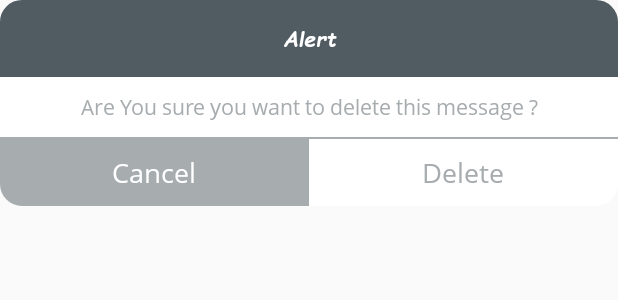
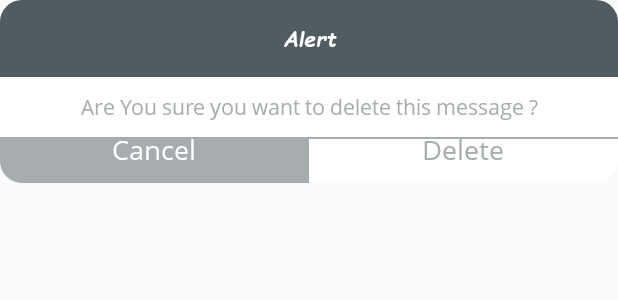
Before and after one commit to foravnish/Pinerria1, an Android app: the layout delete_alert.xml on its own in the app's theme, with its tools: preview values and no code run, on a phone screen of 412 x 824 dp. Shown: the top 300 px of the screen. Run offline under Robolectric (Android 15) with nearby library versions, the phone set to English and light mode, and no system bars; network calls fail.

Commit message:
Update_Home11

```diff
--- a/app/src/main/java/sweet/home/pinerria1/Utils/Api.java
+++ b/app/src/main/java/sweet/home/pinerria1/Utils/Api.java
@@ -22,7 +22,7 @@ public class Api {
     public static String Notification="http://35.184.93.23:3000/api/notification";
 //    public static String userroles="http://35.184.93.23:3000/api/userroles";
     public static String userroles="http://35.184.93.23:3000/api/users/userroles";
-    public static String DeleteMsg="http://35.184.93.23:3000/api/message";
+    public static String DeleteMsg="http://35.184.93.23:3000/api/message/";
     public static String SchoolManuals="http://35.184.93.23:3000/assets/pdf/SchoolManuals.pdf";
     public static String WeeklyPlan="http://35.184.93.23:3000/api/weekly-plan/getmonthandweekbydata/";
 
--- a/app/src/main/res/drawable/strock_del_down.xml
+++ b/app/src/main/res/drawable/strock_del_down.xml
@@ -9,7 +9,7 @@
         android:bottom="10dp"
         android:left="10dp"
         android:right="10dp"
-        android:top="10dp" />
+        android:top="25dp" />
     <corners
         android:bottomLeftRadius="14dp"
         android:bottomRightRadius="0dp"
--- a/app/src/main/res/drawable/strock_del_down2.xml
+++ b/app/src/main/res/drawable/strock_del_down2.xml
@@ -9,7 +9,7 @@
         android:bottom="10dp"
         android:left="10dp"
         android:right="10dp"
-        android:top="10dp" />
+        android:top="25dp" />
     <corners
         android:bottomLeftRadius="0dp"
         android:bottomRightRadius="14dp"
--- a/app/src/main/res/layout/delete_alert.xml
+++ b/app/src/main/res/layout/delete_alert.xml
@@ -44,6 +44,7 @@
         android:layout_width="match_parent"
         android:layout_height="1dp"
         android:paddingTop="5dp"
+        android:visibility="visible"
         android:background="#a7acaf"></View>
     <LinearLayout
         android:layout_width="match_parent"
@@ -60,6 +61,7 @@
             android:layout_gravity="center"
             android:gravity="center"
             android:layout_weight="1"
+            android:layout_marginTop="-20dp"
             android:background="@drawable/strock_del_down"
             android:orientation="horizontal">
 
@@ -85,6 +87,7 @@
             android:layout_gravity="center"
             android:gravity="center"
             android:layout_weight="1"
+            android:layout_marginTop="-20dp"
             android:background="@drawable/strock_del_down2"
             android:orientation="horizontal">
 
```
